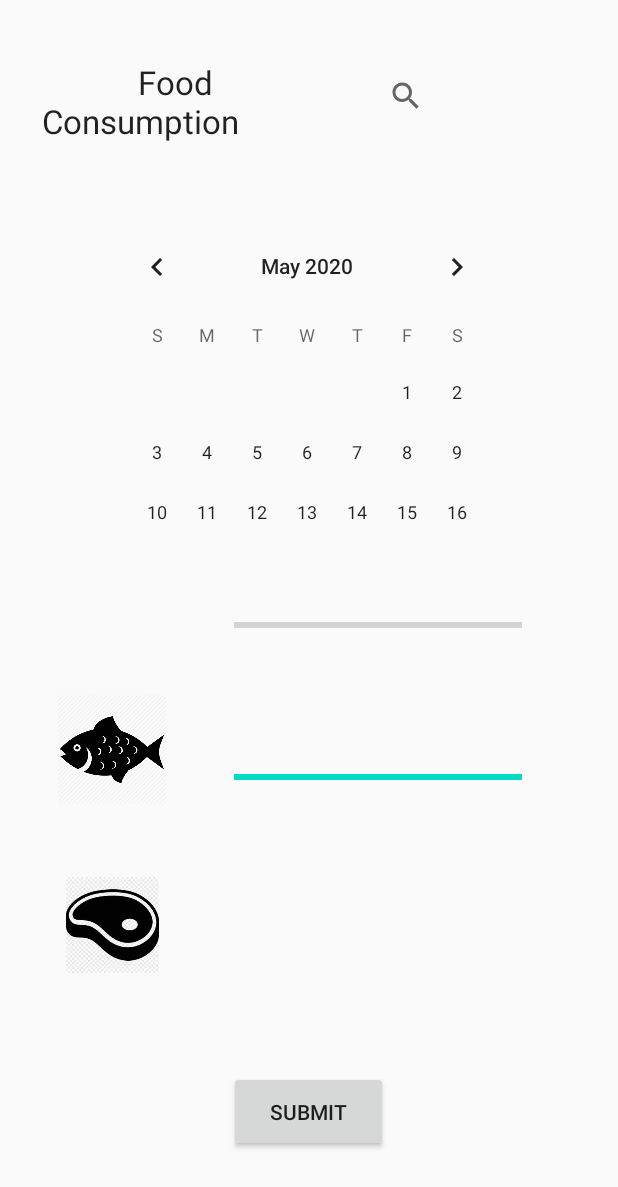
After one commit to MountainWatcher89/DS_Fitness, an Android app: the NutritionStart screen opened directly, with no data from a screen before it, on a phone screen of 412 x 824 dp. The commit adds this screen. Shown: the top 1187 px of the screen. Run offline under Robolectric (Android 15) with nearby library versions, the phone set to English and light mode, and no system bars.

Commit message:
Added nutrition activity and layout file. need to fix broken function.

```diff
--- a/app/src/main/AndroidManifest.xml
+++ b/app/src/main/AndroidManifest.xml
@@ -16,11 +16,12 @@
             </intent-filter>
         </activity>
 
-        <activity android:name=".Homepage"></activity>
+        <activity android:name=".Homepage"/>
         <activity android:name=".BMIActivity"/>
-        <activity android:name=".NutritionActivity"/>
         <activity android:name=".TrackingActivity"/>
         <activity android:name=".WorkoutActivity"/>
+        <activity android:name=".NutritionStart"/>
+        <activity android:name=".Nutrition"/>
 
     </application>
 
--- a/app/src/main/java/com/example/ds_fitness/Homepage.kt
+++ b/app/src/main/java/com/example/ds_fitness/Homepage.kt
@@ -46,7 +46,7 @@ class Homepage : AppCompatActivity(){
         }
 
         nutritionBtn.setOnClickListener {
-            val intent = Intent(this, NutritionActivity::class.java)
+            val intent = Intent(this, NutritionStart::class.java)
 
             startActivity(intent)
         }
--- /dev/null
+++ b/app/src/main/java/com/example/ds_fitness/NutritionStart.kt
@@ -0,0 +1,24 @@
+package com.example.ds_fitness
+
+import android.content.Intent
+import androidx.appcompat.app.AppCompatActivity
+import android.os.Bundle
+import android.view.View
+import android.widget.EditText
+
+const val EXTRA_MESSAGE = "com.example.myfirstapp.MESSAGE"
+class NutritionStart : AppCompatActivity() {
+
+    override fun onCreate(savedInstanceState: Bundle?) {
+        super.onCreate(savedInstanceState)
+        setContentView(R.layout.nutrition_layout)
+    }
+    fun sendMessage(view: View) {
+        val editText = findViewById<EditText>(R.id.editText)
+        val message = editText.text.toString()
+        val intent = Intent(this, Nutrition::class.java).apply {
+            putExtra(EXTRA_MESSAGE, message)
+        }
+        startActivity(intent)
+    }
+}
--- a/app/src/main/res/layout/nutrition_layout.xml
+++ b/app/src/main/res/layout/nutrition_layout.xml
@@ -1,6 +1,110 @@
 <?xml version="1.0" encoding="utf-8"?>
-<androidx.constraintlayout.widget.ConstraintLayout
-    xmlns:android="http://schemas.android.com/apk/res/android" android:layout_width="match_parent"
-    android:layout_height="match_parent">
+<androidx.constraintlayout.widget.ConstraintLayout xmlns:android="http://schemas.android.com/apk/res/android"
+    xmlns:app="http://schemas.android.com/apk/res-auto"
+    xmlns:tools="http://schemas.android.com/tools"
+    android:layout_width="match_parent"
+    android:layout_height="match_parent"
+    tools:context=".NutritionStart">
+
+    <ProgressBar
+        android:id="@+id/progressBar2"
+        style="?android:attr/progressBarStyleHorizontal"
+        android:layout_width="192dp"
+        android:layout_height="57dp"
+        android:layout_marginTop="44dp"
+        android:layout_marginEnd="64dp"
+        android:layout_marginRight="64dp"
+        android:indeterminate="false"
+        android:progress="@android:integer/config_shortAnimTime"
+        app:layout_constraintEnd_toEndOf="parent"
+        app:layout_constraintTop_toBottomOf="@+id/progressBar" />
+
+    <CalendarView
+        android:id="@+id/calendarView"
+        android:layout_width="273dp"
+        android:layout_height="208dp"
+        android:layout_marginStart="68dp"
+        android:layout_marginLeft="68dp"
+        android:layout_marginTop="56dp"
+        app:layout_constraintStart_toStartOf="parent"
+        app:layout_constraintTop_toBottomOf="@+id/searchView" />
+
+    <SearchView
+        android:id="@+id/searchView"
+        android:layout_width="146dp"
+        android:layout_height="wrap_content"
+        android:layout_marginStart="23dp"
+        android:layout_marginLeft="23dp"
+        android:layout_marginTop="40dp"
+        app:layout_constraintStart_toEndOf="@+id/textView2"
+        app:layout_constraintTop_toTopOf="parent" />
+
+    <ProgressBar
+        android:id="@+id/progressBar"
+        style="?android:attr/progressBarStyleHorizontal"
+        android:layout_width="192dp"
+        android:layout_height="57dp"
+        android:layout_marginTop="36dp"
+        android:layout_marginEnd="64dp"
+        android:layout_marginRight="64dp"
+        android:indeterminate="false"
+        app:layout_constraintEnd_toEndOf="parent"
+        app:layout_constraintTop_toBottomOf="@+id/calendarView" />
+
+    <Button
+        android:id="@+id/button4"
+        android:layout_width="106dp"
+        android:layout_height="54dp"
+        android:layout_marginBottom="56dp"
+        android:onClick="sendMessage"
+        android:text="Submit"
+        app:layout_constraintBottom_toBottomOf="parent"
+        app:layout_constraintEnd_toEndOf="parent"
+        app:layout_constraintHorizontal_bias="0.498"
+        app:layout_constraintStart_toStartOf="parent" />
+
+    <TextView
+        android:id="@+id/textView2"
+        android:layout_width="195dp"
+        android:layout_height="61dp"
+        android:layout_marginStart="28dp"
+        android:layout_marginLeft="28dp"
+        android:layout_marginTop="40dp"
+        android:text="            Food          Consumption"
+        android:textAppearance="@style/TextAppearance.AppCompat.Large"
+        app:layout_constraintStart_toStartOf="parent"
+        app:layout_constraintTop_toTopOf="parent" />
+
+    <ImageView
+        android:id="@+id/imageView5"
+        android:layout_width="117dp"
+        android:layout_height="74dp"
+        android:layout_marginStart="16dp"
+        android:layout_marginLeft="16dp"
+        android:layout_marginEnd="22dp"
+        android:layout_marginRight="22dp"
+        android:layout_marginBottom="48dp"
+        app:layout_constraintBottom_toTopOf="@+id/imageView"
+        app:layout_constraintEnd_toStartOf="@+id/progressBar"
+        app:layout_constraintHorizontal_bias="0.0"
+        app:layout_constraintStart_toStartOf="parent"
+        app:srcCompat="@drawable/fishy"
+        tools:srcCompat="@drawable/fishy" />
+
+    <ImageView
+        android:id="@+id/imageView"
+        android:layout_width="110dp"
+        android:layout_height="64dp"
+        android:layout_marginStart="20dp"
+        android:layout_marginLeft="20dp"
+        android:layout_marginEnd="25dp"
+        android:layout_marginRight="25dp"
+        android:layout_marginBottom="175dp"
+        app:layout_constraintBottom_toBottomOf="parent"
+        app:layout_constraintEnd_toStartOf="@+id/progressBar2"
+        app:layout_constraintHorizontal_bias="0.0"
+        app:layout_constraintStart_toStartOf="parent"
+        app:srcCompat="@drawable/meat"
+        tools:srcCompat="@drawable/meat" />
 
 </androidx.constraintlayout.widget.ConstraintLayout>
```
Also changed, not shown: app/src/main/java/com/example/ds_fitness/Nutrition.kt (added, +21 -0 lines), app/src/main/java/com/example/ds_fitness/NutritionActivity.kt (deleted, +0 -12 lines), app/src/main/res/layout/nutrition_info_layout.xml (added, +42 -0 lines), app/src/main/res/drawable/fishy.png (added), app/src/main/res/drawable/meat.png (added).
